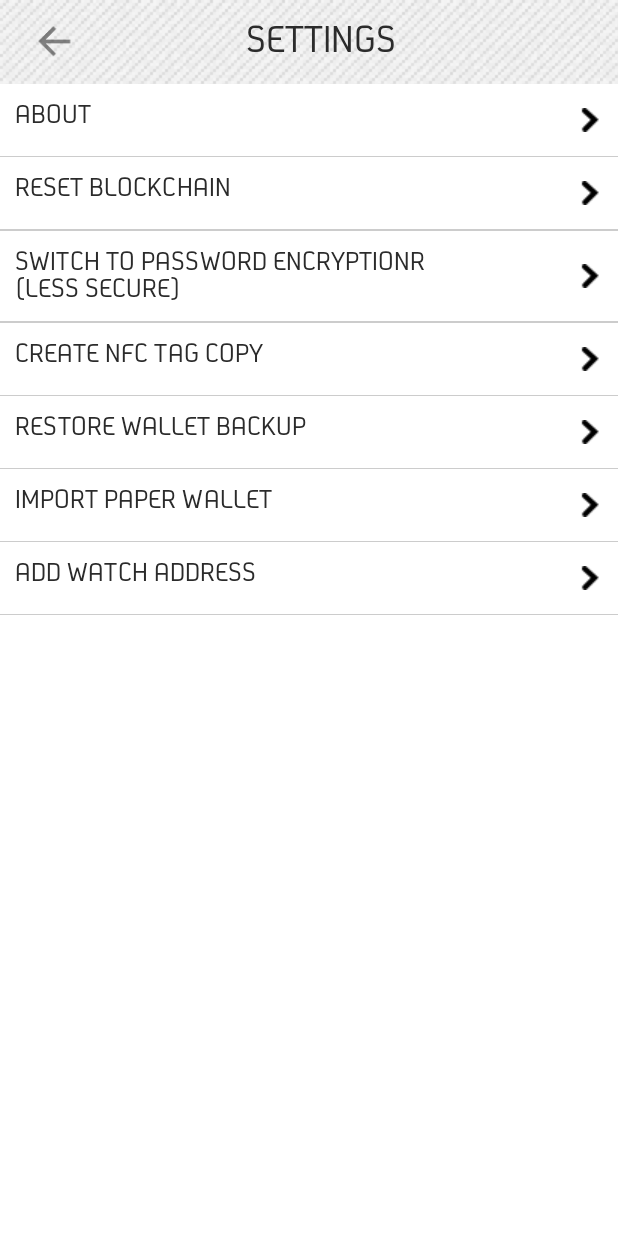
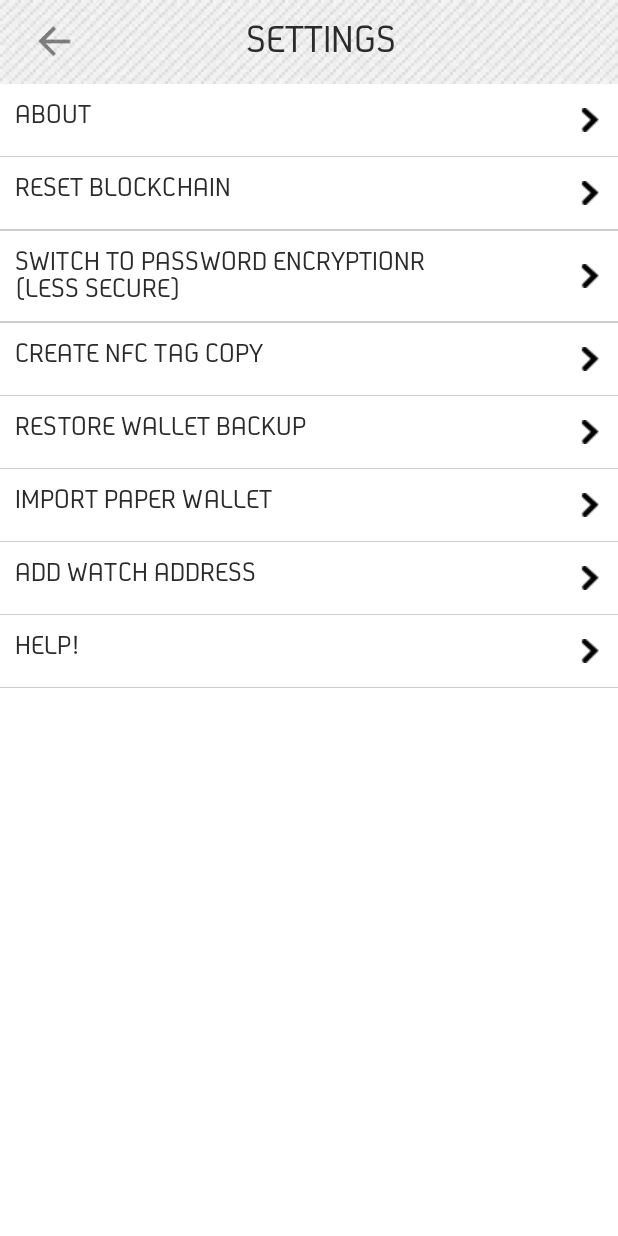
Before and after one commit to bsimic0001/AegisWallet, an Android app: the SettingsActivity screen opened directly, with no data from a screen before it, on a phone screen of 412 x 824 dp. Run offline under Robolectric (Android 15) with nearby library versions, the phone set to English and light mode, and no system bars; libraries missing offline, so code that uses them is left out: com.google.bitcoin.core.

Commit message:
help updates

```diff
--- a/mobile/src/main/res/layout/activity_settings.xml
+++ b/mobile/src/main/res/layout/activity_settings.xml
@@ -195,4 +195,25 @@
         android:layout_height="1px"
         android:background="@color/lighter_grey" />
 
+    <com.aegiswallet.widgets.AegisButton
+        android:id="@+id/settings_help"
+        android:layout_height="wrap_content"
+        android:layout_width="fill_parent"
+        android:text="HELP!"
+        android:padding="10dp"
+        android:textColor="@color/custom_dark_gray"
+        android:textSize="18sp"
+        android:textAllCaps="true"
+        android:gravity="left"
+        android:background="@color/transparent"
+        android:drawableRight="@drawable/right_arrow"
+        android:onClick="initHelpForKeys"
+        />
+
+    <TextView
+        android:layout_width="fill_parent"
+        android:layout_height="1px"
+        android:background="@color/lighter_grey" />
+
+
 </LinearLayout>
```
Also changed, not shown: mobile/src/main/java/com/aegiswallet/actions/SettingsActivity.java (+28 -3 lines).
